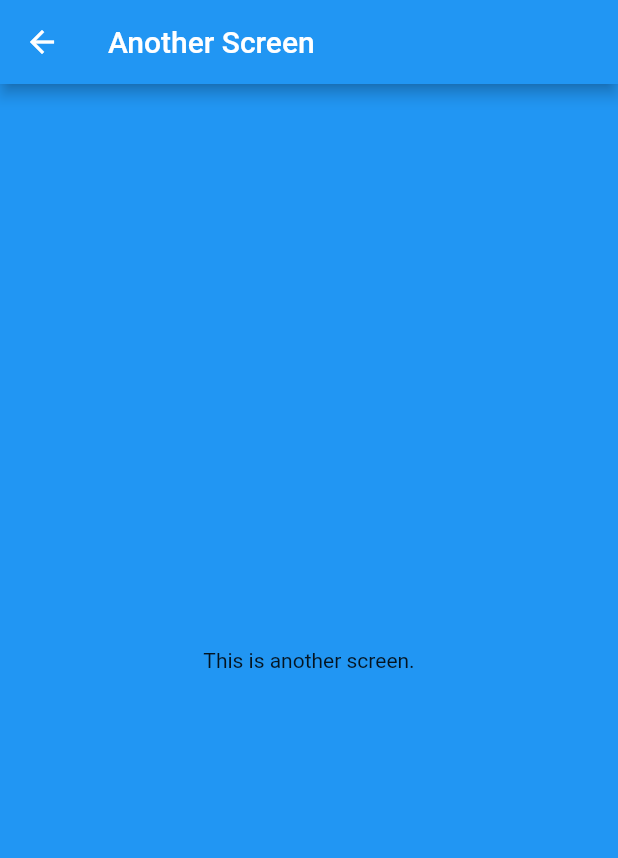
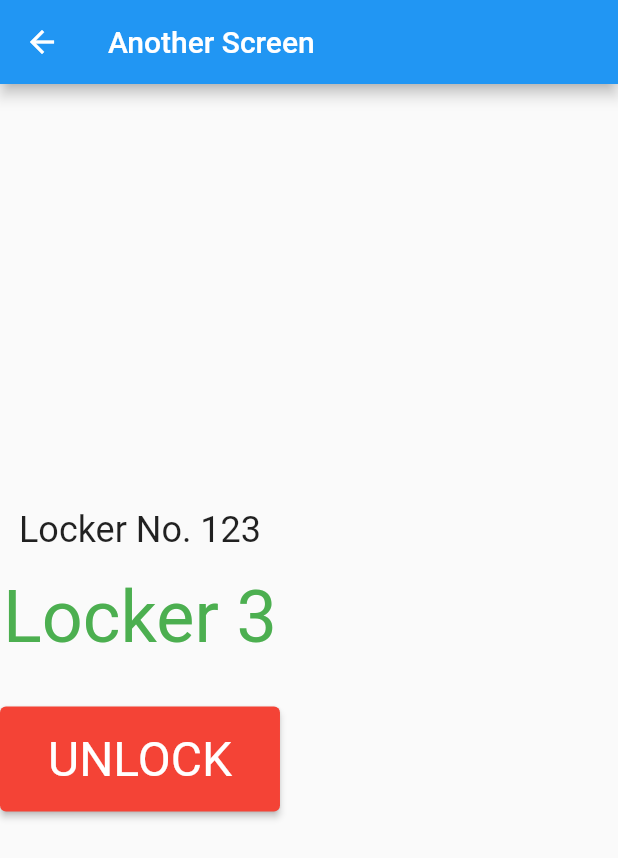
Before and after one commit to ShinBeomKim/CapstoneDesign, a Flutter app: the AnotherScreen screen opened directly, on a phone screen of 412 x 824 dp. Shown: the top 858 px of the screen. Run offline on Flutter 3.47's test engine with Material 2 defaults, Android fonts, the phone set to English and light mode, and no system bars.

Commit message:
화면 추가 밎 상호작용 작업중 이미지 작업 필요

```diff
--- a/arduino_android_UI/lib/another_screen.dart
+++ b/arduino_android_UI/lib/another_screen.dart
@@ -5,14 +5,48 @@ class AnotherScreen extends StatelessWidget {
 
   @override
   Widget build(BuildContext context) {
-    return Scaffold(
-      appBar: AppBar(
-        title: const Text('Another Screen'),
-      ),
-      body: Container(
-        color: Colors.blue,
-        child: const Center(
-          child: Text('This is another screen.'),
+    return WillPopScope(
+      onWillPop: () async {
+        ScaffoldMessenger.of(context).showSnackBar(
+          const SnackBar(
+            content: Text('You cannot go back from this screen.'),
+          ),
+        );
+        return false;
+      },
+      child: Scaffold(
+        appBar: AppBar(
+          title: const Text('Another Screen'),
+        ),
+        body: Column(
+          mainAxisAlignment: MainAxisAlignment.center,
+          children: [
+            const Text(
+              'Locker No. 123',
+              style: TextStyle(fontSize: 24.0),
+            ),
+            const SizedBox(height: 16.0),
+            const Text(
+              'Locker 3',
+              style: TextStyle(fontSize: 48.0, color: Colors.green),
+            ),
+            const SizedBox(height: 32.0),
+            ElevatedButton(
+              onPressed: () {
+                ScaffoldMessenger.of(context).showSnackBar(
+                  const SnackBar(
+                    content: Text('Locker unlocked.'),
+                  ),
+                );
+              },
+              child: const Text('UNLOCK'),
+              style: ElevatedButton.styleFrom(
+                primary: Colors.red,
+                padding: const EdgeInsets.symmetric(horizontal: 32.0, vertical: 16.0),
+                textStyle: const TextStyle(fontSize: 32.0),
+              ),
+            ),
+          ],
         ),
       ),
     );
```
Also changed, not shown: arduino_android_UI/lib/login.dart (+83 -0 lines).
